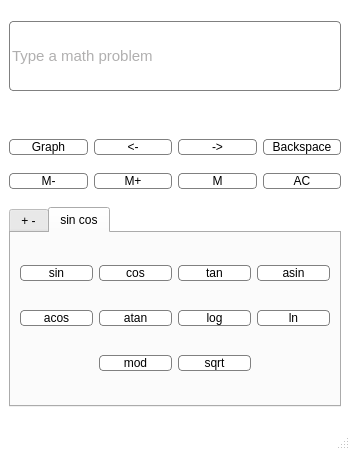
lllchak/smart-calc, file src/ui/calcwindow.ui: the form before one commit.
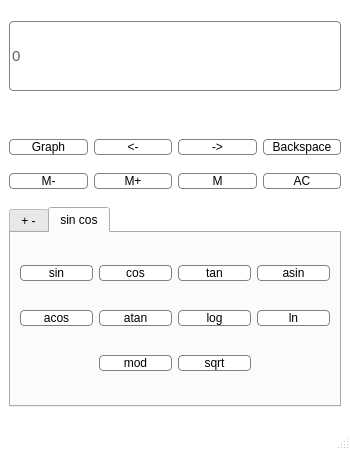
The form after the commit. The open tabs and pages were chosen to show the change.

The edit to the form file:
```diff
--- a/src/ui/calcwindow.ui
+++ b/src/ui/calcwindow.ui
@@ -797,7 +797,7 @@
 }</string>
       </property>
       <property name="text">
-       <string/>
+       <string>0</string>
       </property>
       <property name="frame">
        <bool>true</bool>
```
Left out of the diff: 2 changed lines with no effect on the pictures.
